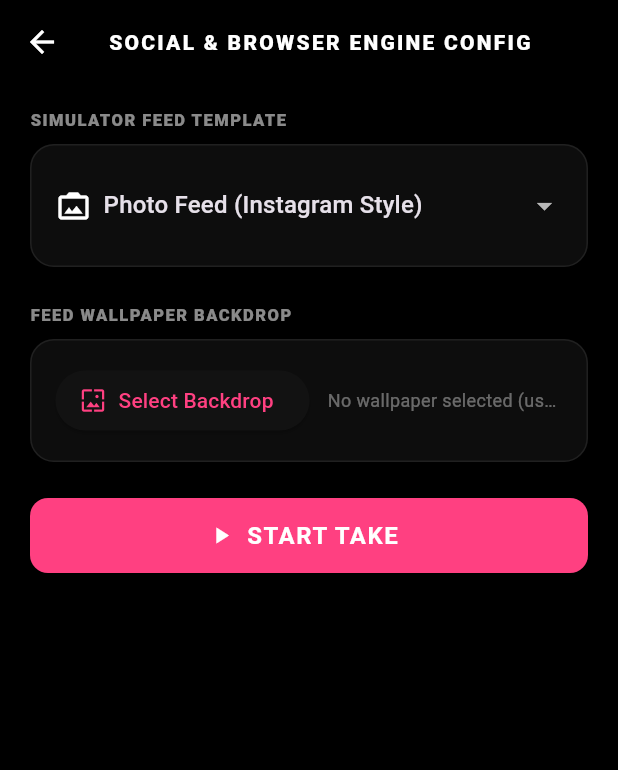
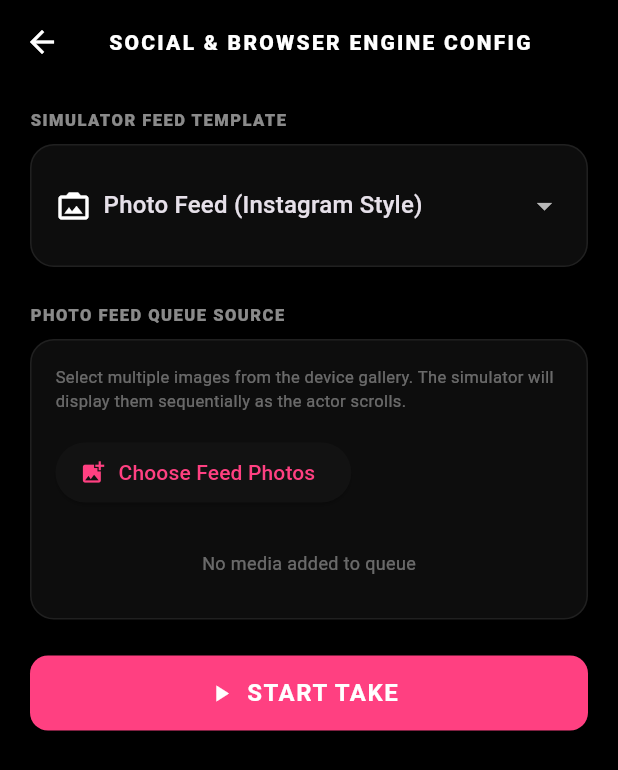
Before and after one commit to NaijaB0T/setscreen_pro, a Flutter app: the SocialSetupScreen screen opened directly, on a phone screen of 412 x 824 dp. Shown: the top 770 px of the screen. Run offline on Flutter 3.47's test engine with Material 3 defaults, Android fonts, the phone set to English and light mode, and no system bars; our stand-ins replace audioplayers, camera, image_picker, share_plus, shared_preferences, video_player; accounts and stored records are empty.

Commit message:
feat: upgrade Tool 9 - Prop Social & Web with multi-media queue feeds, pickMultiImage/pickVideo, and a horizontal delete tray

```diff
--- a/lib/models/social_config.dart
+++ b/lib/models/social_config.dart
@@ -1,15 +1,13 @@
 class SocialConfig {
   final String style; // 'shortVideo', 'photoFeed', 'microblog', 'search', 'navigation'
-  final String? wallpaperPath; // Image path for photoFeed/navigation backgrounds
-  final String? videoPath;     // Video path for shortVideo
+  final List<String> mediaPaths; // Multi-media queue paths
   final String customQuery;
   final String newsHeadline;
   final String newsBody;
 
   SocialConfig({
     required this.style,
-    this.wallpaperPath,
-    this.videoPath,
+    required this.mediaPaths,
     required this.customQuery,
     required this.newsHeadline,
     required this.newsBody,
@@ -17,18 +15,17 @@ class SocialConfig {
 
   Map<String, dynamic> toJson() => {
     'style': style,
-    'wallpaperPath': wallpaperPath,
-    'videoPath': videoPath,
+    'mediaPaths': mediaPaths,
     'customQuery': customQuery,
     'newsHeadline': newsHeadline,
     'newsBody': newsBody,
   };
 
   factory SocialConfig.fromJson(Map<String, dynamic> json) {
+    final list = json['mediaPaths'] as List? ?? [];
     return SocialConfig(
       style: json['style'] as String? ?? 'photoFeed',
-      wallpaperPath: json['wallpaperPath'] as String?,
-      videoPath: json['videoPath'] as String?,
+      mediaPaths: list.map((item) => item as String).toList(),
       customQuery: json['customQuery'] as String? ?? 'SetScreen Pro prop simulator',
       newsHeadline: json['newsHeadline'] as String? ?? 'BREAKING NEWS',
       newsBody: json['newsBody'] as String? ?? 'This is a mock news body text that was remotely loaded or configured on set for screen compositing.',
--- a/lib/screens/social_setup_screen.dart
+++ b/lib/screens/social_setup_screen.dart
@@ -17,8 +17,7 @@ class _SocialSetupScreenState extends State<SocialSetupScreen> {
   final _formKey = GlobalKey<FormState>();
 
   String _style = 'photoFeed';
-  String? _wallpaperPath;
-  String? _videoPath;
+  List<String> _mediaPaths = [];
   final TextEditingController _queryController = TextEditingController();
   final TextEditingController _headlineController = TextEditingController();
   final TextEditingController _bodyController = TextEditingController();
@@ -45,8 +44,7 @@ class _SocialSetupScreenState extends State<SocialSetupScreen> {
         final config = SocialConfig.fromJson(jsonDecode(jsonStr));
         setState(() {
           _style = config.style;
-          _wallpaperPath = config.wallpaperPath;
-          _videoPath = config.videoPath;
+          _mediaPaths = config.mediaPaths;
           _queryController.text = config.customQuery;
           _headlineController.text = config.newsHeadline;
           _bodyController.text = config.newsBody;
@@ -63,56 +61,60 @@ class _SocialSetupScreenState extends State<SocialSetupScreen> {
   void _loadDefaultValues() {
     setState(() {
       _style = 'photoFeed';
-      _wallpaperPath = null;
-      _videoPath = null;
+      _mediaPaths = [];
       _queryController.text = "SetScreen Pro prop simulator";
       _headlineController.text = "BREAKING NEWS";
       _bodyController.text = "This is a mock news body text that was remotely loaded or configured on set for screen compositing.";
     });
   }
 
-  Future<void> _pickWallpaper() async {
+  Future<void> _pickMultiPhotos() async {
     final picker = ImagePicker();
     try {
-      final pickedFile = await picker.pickImage(source: ImageSource.gallery);
-      if (pickedFile != null) {
+      final List<XFile> pickedFiles = await picker.pickMultiImage();
+      if (pickedFiles.isNotEmpty) {
         setState(() {
-          _wallpaperPath = pickedFile.path;
+          _mediaPaths.addAll(pickedFiles.map((file) => file.path));
         });
       }
     } catch (e) {
-      debugPrint("Error picking wallpaper image: $e");
+      debugPrint("Error picking multi photos: $e");
     }
   }
 
   Future<void> _pickVideo() async {
     final picker = ImagePicker();
     try {
-      final pickedFile = await picker.pickVideo(source: ImageSource.gallery);
+      final XFile? pickedFile = await picker.pickVideo(source: ImageSource.gallery);
       if (pickedFile != null) {
         setState(() {
-          _videoPath = pickedFile.path;
+          _mediaPaths.add(pickedFile.path);
         });
       }
     } catch (e) {
-      debugPrint("Error picking feed video: $e");
+      debugPrint("Error picking video: $e");
     }
+  }
+
+  void _removeMediaItem(int index) {
+    setState(() {
+      _mediaPaths.removeAt(index);
+    });
   }
 
   Future<void> _startTake() async {
     if (!_formKey.currentState!.validate()) return;
 
-    if (_style == 'shortVideo' && (_videoPath == null || _videoPath!.isEmpty)) {
+    if ((_style == 'shortVideo' || _style == 'photoFeed') && _mediaPaths.isEmpty) {
       ScaffoldMessenger.of(context).showSnackBar(
-        const SnackBar(content: Text("Please select a video file for shortVideo template.")),
+        const SnackBar(content: Text("Please select at least one media file for this feed.")),
       );
       return;
     }
 
     final config = SocialConfig(
       style: _style,
-      wallpaperPath: _wallpaperPath,
-      videoPath: _videoPath,
+      mediaPaths: _mediaPaths,
       customQuery: _queryController.text.trim(),
       newsHeadline: _headlineController.text.trim(),
       newsBody: _bodyController.text.trim(),
@@ -142,6 +144,65 @@ class _SocialSetupScreenState extends State<SocialSetupScreen> {
       ),
       padding: const EdgeInsets.all(16.0),
       child: child,
+    );
+  }
+
+  Widget _buildMediaThumbnailTray() {
+    if (_mediaPaths.isEmpty) {
+      return const Padding(
+        padding: EdgeInsets.symmetric(vertical: 12),
+        child: Center(
+          child: Text("No media added to queue", style: TextStyle(color: Colors.white38, fontSize: 12)),
+        ),
+      );
+    }
+
+    final isVideo = _style == 'shortVideo';
+
+    return SizedBox(
+      height: 110,
+      child: ListView.builder(
+        scrollDirection: Axis.horizontal,
+        itemCount: _mediaPaths.length,
+        itemBuilder: (context, index) {
+          final path = _mediaPaths[index];
+          final file = File(path);
+          final exists = file.existsSync();
+
+          return Stack(
+            children: [
+              Container(
+                width: 80,
+                height: 100,
+                margin: const EdgeInsets.only(right: 12, top: 8),
+                decoration: BoxDecoration(
+                  color: Colors.white10,
+                  borderRadius: BorderRadius.circular(8),
+                  border: Border.all(color: Colors.white24),
+                ),
+                clipBehavior: Clip.antiAlias,
+                child: exists
+                    ? (isVideo
+                        ? const Center(child: Icon(Icons.movie, color: Colors.white54, size: 28))
+                        : Image.file(file, fit: BoxFit.cover))
+                    : const Center(child: Icon(Icons.broken_image, color: Colors.redAccent)),
+              ),
+              Positioned(
+                top: 0,
+                right: 4,
+                child: GestureDetector(
+                  onTap: () => _removeMediaItem(index),
+                  child: const CircleAvatar(
+                    radius: 10,
+                    backgroundColor: Colors.redAccent,
+                    child: Icon(Icons.close, size: 10, color: Colors.white),
+                  ),
+                ),
+              ),
+            ],
+          );
+        },
+      ),
     );
   }
 
@@ -196,6 +257,8 @@ class _SocialSetupScreenState extends State<SocialSetupScreen> {
                         if (val != null) {
                           setState(() {
                             _style = val;
+                            // Clear media queue when switching styles to prevent mismatches
+                            _mediaPaths = [];
                           });
                         }
                       },
@@ -204,82 +267,31 @@ class _SocialSetupScreenState extends State<SocialSetupScreen> {
                 ),
                 const SizedBox(height: 24),
 
-                // Video/Wallpaper Pickers based on selected style
-                if (_style == 'shortVideo') ...[
-                  const Text("LOCAL VIDEO FEED SOURCE", style: TextStyle(fontSize: 11, fontWeight: FontWeight.w800, color: Colors.white54, letterSpacing: 1)),
+                // Multi-media queue widgets
+                if (_style == 'photoFeed' || _style == 'shortVideo') ...[
+                  Text(
+                    _style == 'photoFeed' ? "PHOTO FEED QUEUE SOURCE" : "VIDEO FEED QUEUE SOURCE",
+                    style: const TextStyle(fontSize: 11, fontWeight: FontWeight.w800, color: Colors.white54, letterSpacing: 1),
+                  ),
                   const SizedBox(height: 8),
                   _buildFrostedContainer(
                     child: Column(
                       crossAxisAlignment: CrossAxisAlignment.start,
                       children: [
-                        const Text(
-                          "Select a looping video file from device gallery to run as the main vertically swipeable TikTok feed.",
-                          style: TextStyle(fontSize: 11, color: Colors.white38),
+                        Text(
+                          _style == 'photoFeed'
+                              ? "Select multiple images from the device gallery. The simulator will display them sequentially as the actor scrolls."
+                              : "Add multiple looping video files. The simulator will load them for the feed in sequence.",
+                          style: const TextStyle(fontSize: 11, color: Colors.white38),
                         ),
                         const SizedBox(height: 16),
-                        Row(
-                          children: [
-                            ElevatedButton.icon(
-                              onPressed: _pickVideo,
-                              icon: const Icon(Icons.video_library),
-                              label: const Text("Select Video"),
-                            ),
-                            const SizedBox(width: 12),
-                            Expanded(
-                              child: Text(
-                                _videoPath != null
-                                    ? "Selected: ${_videoPath!.split('/').last}"
-                                    : "No video selected",
-                                style: const TextStyle(fontSize: 12, color: Colors.white38),
-                                overflow: TextOverflow.ellipsis,
-                              ),
-                            ),
-                          ],
+                        ElevatedButton.icon(
+                          onPressed: _style == 'photoFeed' ? _pickMultiPhotos : _pickVideo,
+                          icon: const Icon(Icons.add_photo_alternate),
+                          label: Text(_style == 'photoFeed' ? "Choose Feed Photos" : "Add Video"),
                         ),
-                      ],
-                    ),
-                  ),
-                  const SizedBox(height: 24),
-                ] else if (_style == 'photoFeed' || _style == 'navigation') ...[
-                  const Text("FEED WALLPAPER BACKDROP", style: TextStyle(fontSize: 11, fontWeight: FontWeight.w800, color: Colors.white54, letterSpacing: 1)),
-                  const SizedBox(height: 8),
-                  _buildFrostedContainer(
-                    child: Column(
-                      children: [
-                        Row(
-                          children: [
-                            ElevatedButton.icon(
-                              onPressed: _pickWallpaper,
-                              icon: const Icon(Icons.wallpaper),
-                              label: const Text("Select Backdrop"),
-                            ),
-                            const SizedBox(width: 12),
-                            Expanded(
-                              child: Text(
-                                _wallpaperPath != null
-                                    ? "Selected: ${_wallpaperPath!.split('/').last}"
-                                    : "No wallpaper selected (uses standard placeholder)",
-                                style: const TextStyle(fontSize: 12, color: Colors.white38),
-                                overflow: TextOverflow.ellipsis,
-                              ),
-                            ),
-                          ],
-                        ),
-                        if (_wallpaperPath != null && File(_wallpaperPath!).existsSync()) ...[
-                          const SizedBox(height: 12),
-                          Container(
-                            height: 120,
-                            width: 80,
-                            decoration: BoxDecoration(
-                              borderRadius: BorderRadius.circular(8),
-                              border: Border.all(color: Colors.white24),
-                              image: DecorationImage(
-                                image: FileImage(File(_wallpaperPath!)),
-                                fit: BoxFit.cover,
-                              ),
-                            ),
-                          ),
-                        ],
+                        const SizedBox(height: 16),
+                        _buildMediaThumbnailTray(),
                       ],
                     ),
                   ),
```
Also changed, not shown: lib/screens/social_feed_screen.dart (+65 -32 lines).
